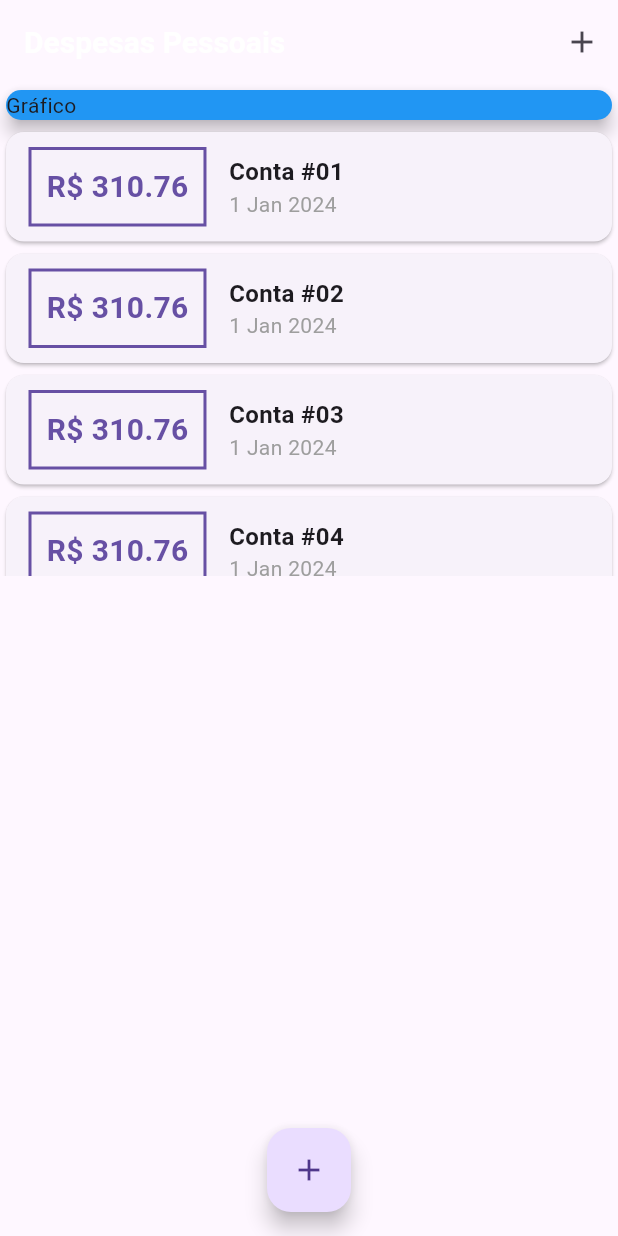
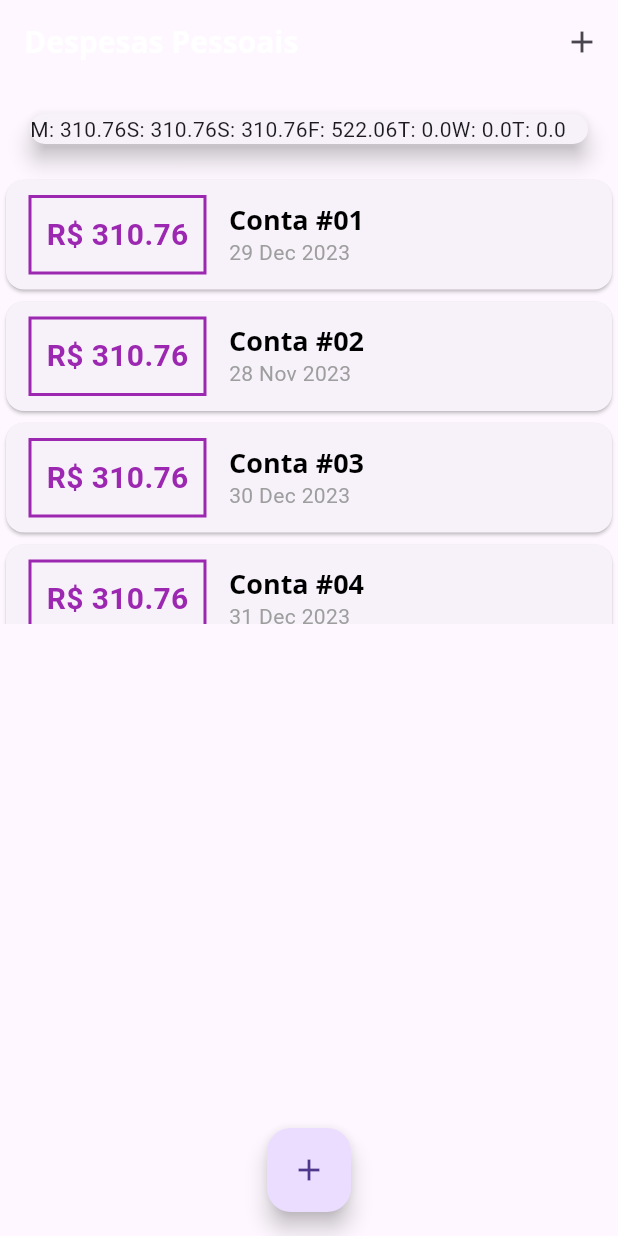
Before and after one commit to ArthurThuko/FlutterUdemy, a Flutter app: the screen it shows after launch, on a phone screen of 412 x 824 dp. Run offline on Flutter 3.47's test engine with Material 3 defaults, Android fonts, the phone set to English and light mode, and no system bars.

Commit message:
Alterações grandes

```diff
--- /dev/null
+++ b/expenses/lib/components/chart.dart
@@ -0,0 +1,48 @@
+import 'package:expenses/models/transaction.dart';
+import 'package:intl/intl.dart';
+import 'package:flutter/material.dart';
+
+class Chart extends StatelessWidget {
+  final List<Transaction> recentTransaction;
+
+  Chart(this.recentTransaction);
+
+  List<Map<String, Object>> get groupedTransactions {
+    return List.generate(7, (index) {
+      final weeDay = DateTime.now().subtract(
+        Duration(days: index),
+      );
+
+      double totalSum = 0.0;
+
+      for (var i = 0; i < recentTransaction.length; i++) {
+        bool sameDay = recentTransaction[i].date.day == weeDay.day;
+        bool sameMonth = recentTransaction[i].date.month == weeDay.month;
+        bool sameYear = recentTransaction[i].date.year == weeDay.year;
+
+        if (sameDay && sameMonth && sameYear) {
+          totalSum += recentTransaction[i].value;
+        }
+      }
+
+      return {
+        'day': DateFormat.E().format(weeDay)[0],
+        'value': totalSum,
+      };
+    });
+  }
+
+  @override
+  Widget build(BuildContext context) {
+    groupedTransactions;
+    return Card(
+      elevation: 6,
+      margin: EdgeInsets.all(20),
+      child: Row(
+        children: groupedTransactions.map((tr) {
+          return Text('${tr['day']}: ${tr['value']}');
+        }).toList(),
+      ),
+    );
+  }
+}
--- /dev/null
+++ b/expenses/lib/components/chart_bar.dart
@@ -0,0 +1,18 @@
+import 'package:flutter/material.dart';
+
+class ChartBar extends StatelessWidget {
+  final double percentage;
+  final String label;
+  final double value;
+
+  ChartBar({
+    required this.label,
+    required this.value,
+    required this.percentage,
+  });
+
+  @override
+  Widget build(BuildContext context) {
+    return Container();
+  }
+}
--- a/expenses/lib/components/transaction_list.dart
+++ b/expenses/lib/components/transaction_list.dart
@@ -11,7 +11,25 @@ class TransationList extends StatelessWidget {
   Widget build(BuildContext context) {
     return Container(
       height: 300,
-      child: ListView.builder(
+      child: transactions.isEmpty
+          ? Column(
+              children: <Widget>[
+                SizedBox(height: 20),
+                Text(
+                  'Nenhuma Transação Cadastrada',
+                  style: Theme.of(context).textTheme.titleLarge,
+                ),
+                SizedBox(height: 20),
+                Container(
+                  height: 200,
+                  child: Image.asset(
+                    'assest/images/waiting.png',
+                    fit: BoxFit.cover,
+                  ),
+                )
+              ],
+            )
+          : ListView.builder(
               itemCount: transactions.length,
               itemBuilder: (ctx, index) {
                 final tr = transactions[index];
@@ -25,7 +43,7 @@ class TransationList extends StatelessWidget {
                         ),
                         decoration: BoxDecoration(
                             border: Border.all(
-                    color: Theme.of(context).primaryColor,
+                          color: Theme.of(context).colorScheme.primary,
                           width: 2,
                         )),
                         padding: EdgeInsets.all(10),
@@ -34,7 +52,7 @@ class TransationList extends StatelessWidget {
                           style: TextStyle(
                             fontWeight: FontWeight.bold,
                             fontSize: 20,
-                      color: Theme.of(context).primaryColor,
+                            color: Theme.of(context).colorScheme.primary,
                           ),
                         ),
                       ),
@@ -43,10 +61,7 @@ class TransationList extends StatelessWidget {
                         children: [
                           Text(
                             tr.title,
-                      style: TextStyle(
-                        fontSize: 16,
-                        fontWeight: FontWeight.bold,
-                      ),
+                            style: Theme.of(context).textTheme.titleLarge,
                           ),
                           Text(
                             DateFormat('d MMM y').format(tr.date),
--- a/expenses/lib/main.dart
+++ b/expenses/lib/main.dart
@@ -1,3 +1,4 @@
+import 'package:expenses/components/chart.dart';
 import 'package:flutter/material.dart';
 import 'dart:math';
 import 'components/transaction_form.dart';
@@ -7,10 +8,11 @@ import 'models/transaction.dart';
 main() => runApp(ExpensesApp());
 
 class ExpensesApp extends StatelessWidget {
+  ExpensesApp({Key? key}) : super(key: key);
+  final ThemeData tema = ThemeData();
+
   @override
   Widget build(BuildContext context) {
-    final ThemeData tema = ThemeData();
-
     return MaterialApp(
       home: MyHomePage(),
       theme: tema.copyWith(
@@ -19,14 +21,14 @@ class ExpensesApp extends StatelessWidget {
           secondary: Colors.amber,
         ),
         textTheme: tema.textTheme.copyWith(
-          headline6: TextStyle(
+          titleLarge: const TextStyle(
             fontFamily: 'OpenSans',
             fontSize: 18,
             fontWeight: FontWeight.bold,
             color: Colors.black,
           ),
         ),
-        appBarTheme: AppBarTheme(
+        appBarTheme: const AppBarTheme(
           titleTextStyle: TextStyle(
             fontFamily: 'OpenSans',
             fontSize: 20,
@@ -39,25 +41,48 @@ class ExpensesApp extends StatelessWidget {
 }
 
 class MyHomePage extends StatefulWidget {
+  const MyHomePage({Key? key}) : super(key: key);
+
   @override
   State<MyHomePage> createState() => _MyHomePageState();
 }
 
 class _MyHomePageState extends State<MyHomePage> {
-  final _transactions = [
+  final List<Transaction> _transactions = [
     Transaction(
-        id: 't1', title: 'Conta #01', value: 310.76, date: DateTime.now()),
+        id: 't1',
+        title: 'Conta #01',
+        value: 310.76,
+        date: DateTime.now().subtract(Duration(days: 3))),
     Transaction(
-        id: 't2', title: 'Conta #02', value: 310.76, date: DateTime.now()),
+        id: 't2',
+        title: 'Conta #02',
+        value: 310.76,
+        date: DateTime.now().subtract(Duration(days: 34))),
     Transaction(
-        id: 't3', title: 'Conta #03', value: 310.76, date: DateTime.now()),
+        id: 't3',
+        title: 'Conta #03',
+        value: 310.76,
+        date: DateTime.now().subtract(Duration(days: 2))),
     Transaction(
-        id: 't4', title: 'Conta #04', value: 310.76, date: DateTime.now()),
+        id: 't4',
+        title: 'Conta #04',
+        value: 310.76,
+        date: DateTime.now().subtract(Duration(days: 1))),
     Transaction(
         id: 't5', title: 'Conta #05', value: 310.76, date: DateTime.now()),
     Transaction(
-        id: 't6', title: 'Conta de Luz', value: 211.30, date: DateTime.now()),
+        id: 't6',
+        title: 'Conta de Luz',
+        value: 211.30,
+        date: DateTime.now().subtract(Duration(days: 3))),
   ];
+
+  List<Transaction> get _recentTransactions {
+    return _transactions.where((tr) {
+      return tr.date.isAfter(DateTime.now().subtract(Duration(days: 7)));
+    }).toList();
+  }
 
   _addTransaction(String title, double value) {
     final newTransaction = Transaction(
@@ -87,10 +112,10 @@ class _MyHomePageState extends State<MyHomePage> {
   Widget build(BuildContext context) {
     return Scaffold(
       appBar: AppBar(
-        title: Text('Despesas Pessoais'),
+        title: const Text('Despesas Pessoais'),
         actions: <Widget>[
           IconButton(
-            icon: Icon(Icons.add),
+            icon: const Icon(Icons.add),
             onPressed: () => _openTransactionFormModal(context),
           ),
         ],
@@ -99,14 +124,7 @@ class _MyHomePageState extends State<MyHomePage> {
         child: Column(
           crossAxisAlignment: CrossAxisAlignment.stretch,
           children: <Widget>[
-            Container(
-              width: double.infinity,
-              child: Card(
-                color: Colors.blue,
-                child: Text('Gráfico'),
-                elevation: 5,
-              ),
-            ),
+            Chart(_recentTransactions),
             TransationList(_transactions),
           ],
         ),
```
Also changed, not shown: expenses/pubspec.yaml (+13 -8 lines), expenses/assest/fonts/OpenSans-Bold.ttf (added), expenses/assest/fonts/OpenSans-Regular.ttf (added), expenses/assest/fonts/Quicksand-Bold.ttf (added), expenses/assest/fonts/Quicksand-Light.ttf (added), expenses/assest/fonts/Quicksand-Medium.ttf (added), expenses/assest/fonts/Quicksand-Regular.ttf (added), expenses/assest/images/waiting.png (added). Lines whose indentation alone changed are shown as unchanged.
